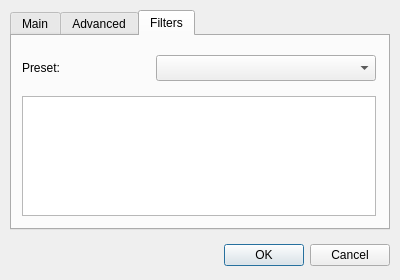
The window that src/settingsdialog.ui (Bleuzen/FFaudioConverter) describes before a commit, drawn with Qt 5.
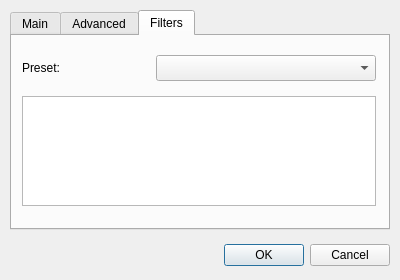
The same window after the commit. The open tabs and pages were chosen to show the change.

Diff of the .ui file:
```diff
--- a/src/settingsdialog.ui
+++ b/src/settingsdialog.ui
@@ -251,7 +251,7 @@
        <x>10</x>
        <y>60</y>
        <width>354</width>
-       <height>120</height>
+       <height>110</height>
       </rect>
      </property>
     </widget>
```
